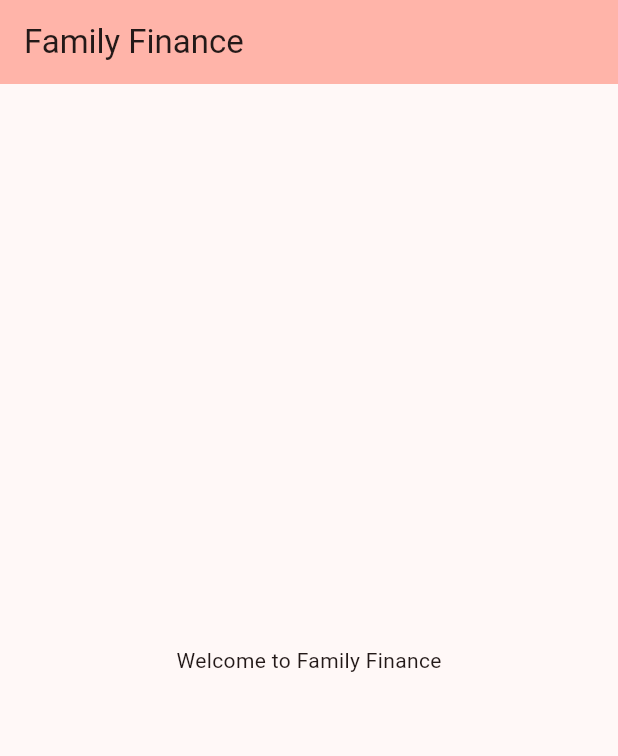
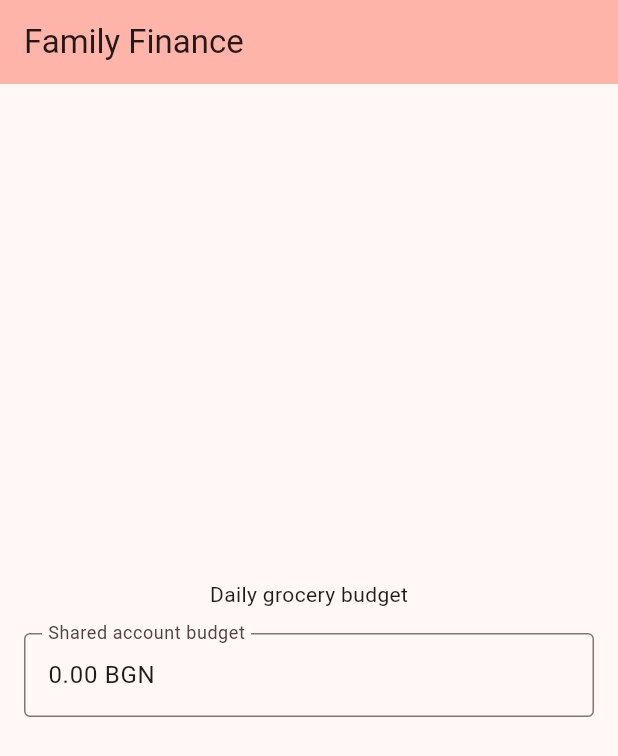
Before and after one commit to pfrenssen/fam-fin, a Flutter app: the screen it shows after launch, on a phone screen of 412 x 824 dp. Shown: the top 756 px of the screen. Run offline on Flutter 3.47's test engine with Material 3 defaults, Android fonts, the phone set to English and light mode, and no system bars; our stand-ins replace extended_masked_text.

Commit message:
Add an input field to enter the available budget.

```diff
--- a/lib/main.dart
+++ b/lib/main.dart
@@ -1,4 +1,5 @@
 import 'package:flutter/material.dart';
+import 'package:extended_masked_text/extended_masked_text.dart';
 
 void main() {
   runApp(const MyApp());
@@ -30,6 +31,14 @@ class MyHomePage extends StatefulWidget {
 }
 
 class _MyHomePageState extends State<MyHomePage> {
+  final _controller = MoneyMaskedTextController(
+    decimalSeparator: '.',
+    thousandSeparator: ',',
+    precision: 2,
+    initialValue: 0,
+    rightSymbol: ' BGN',
+  );
+
   @override
   Widget build(BuildContext context) {
     return Scaffold(
@@ -37,7 +46,25 @@ class _MyHomePageState extends State<MyHomePage> {
         backgroundColor: Theme.of(context).colorScheme.inversePrimary,
         title: Text(widget.title),
       ),
-      body: const Center(child: Text('Welcome to Family Finance')),
+      body: Center(
+        child: Column(
+          mainAxisAlignment: MainAxisAlignment.center,
+          children: [
+            const Text('Daily grocery budget'),
+            Padding(
+              padding: const EdgeInsets.all(16.0),
+              child: TextField(
+                controller: _controller,
+                keyboardType: TextInputType.number,
+                decoration: const InputDecoration(
+                  labelText: 'Shared account budget',
+                  border: OutlineInputBorder(),
+                ),
+              ),
+            ),
+          ],
+        ),
+      ),
     );
   }
 }
--- a/pubspec.yaml
+++ b/pubspec.yaml
@@ -34,6 +34,7 @@ dependencies:
   # The following adds the Cupertino Icons font to your application.
   # Use with the CupertinoIcons class for iOS style icons.
   cupertino_icons: ^1.0.8
+  extended_masked_text: ^2.3.1
 
 dev_dependencies:
   flutter_test:
```
Also changed, not shown: pubspec.lock.
